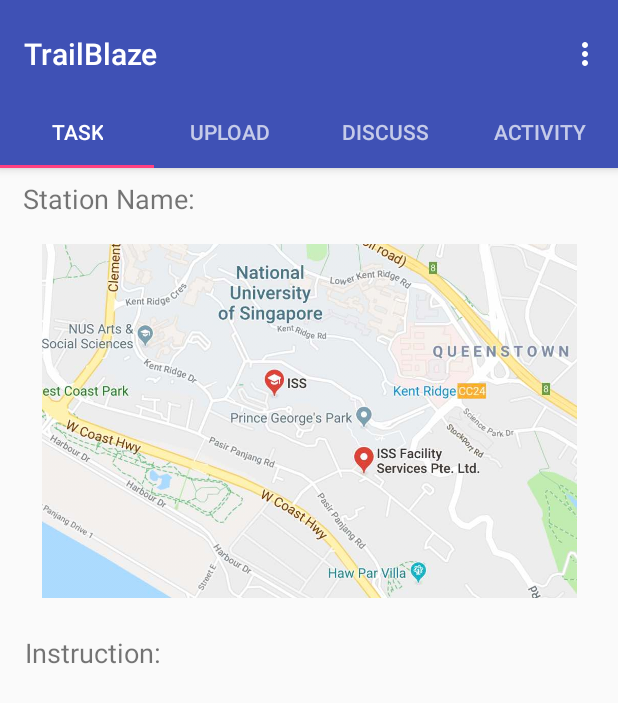
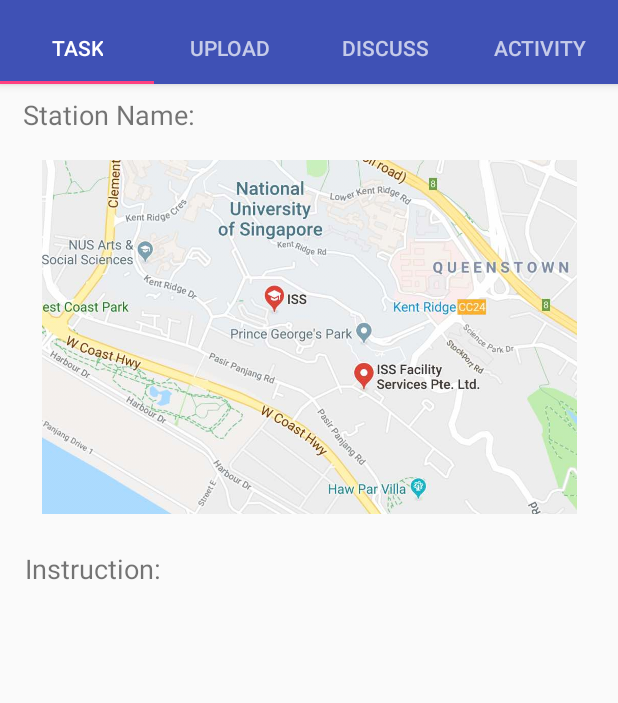
Before and after one commit to piyushjain2/trailblazer, an Android app: the ParticipantTrailStation screen opened directly, with no data from a screen before it, on a phone screen of 412 x 824 dp. Shown: the top 703 px of the screen. Run offline under Robolectric (Android 15) with nearby library versions, the phone set to English and light mode, and no system bars; our stand-ins replace Firebase (no records; nobody signed in at launch, a user with empty details on screens opened directly); pictures from the network do not load.

Commit message:
some updates

```diff
--- a/app/src/main/java/trailblaze/issft06/android/com/trailblaze/activity/ParticipantActivity.java
+++ b/app/src/main/java/trailblaze/issft06/android/com/trailblaze/activity/ParticipantActivity.java
@@ -231,7 +231,7 @@ public class ParticipantActivity extends AppCompatActivity
     @Override
     public boolean onCreateOptionsMenu(Menu menu) {
         // Inflate the menu; this adds items to the action bar if it is present.
-        getMenuInflater().inflate(R.menu.main, menu);
+        getMenuInflater().inflate(R.menu.menu_participant_trail_station, menu);
         return true;
     }
 
@@ -257,7 +257,7 @@ public class ParticipantActivity extends AppCompatActivity
         int id = item.getItemId();
         switch (id) {
             case R.id.nav_trainer:
-                Intent intent = new Intent(ParticipantActivity.this, Trainer_trailList.class);
+                Intent intent = new Intent(ParticipantActivity.this, TrainerTrailActivity.class);
                 startActivity(intent);
                 finish();
                 break;
--- a/app/src/main/res/layout/activity_participant_trail_station.xml
+++ b/app/src/main/res/layout/activity_participant_trail_station.xml
@@ -14,18 +14,6 @@
         android:layout_height="wrap_content"
         android:paddingTop="@dimen/appbar_padding_top"
         android:theme="@style/AppTheme.AppBarOverlay">
-
-        <android.support.v7.widget.Toolbar
-            android:id="@+id/toolbar"
-            android:layout_width="match_parent"
-            android:layout_height="?attr/actionBarSize"
-            android:layout_weight="1"
-            android:background="?attr/colorPrimary"
-            app:layout_scrollFlags="scroll|enterAlways"
-            app:popupTheme="@style/AppTheme.PopupOverlay"
-            app:title="@string/app_name">
-
-        </android.support.v7.widget.Toolbar>
 
         <android.support.design.widget.TabLayout
             android:id="@+id/tabs"
--- a/app/src/main/res/layout/activity_user_role_selection.xml
+++ b/app/src/main/res/layout/activity_user_role_selection.xml
@@ -46,7 +46,7 @@
             android:layout_height="wrap_content"
             android:textSize="20sp"
             android:layout_margin="10dp"
-            android:text="----------- or ----------"/>
+            android:text=""/>
         <android.support.v7.widget.CardView
             android:layout_width="wrap_content"
             android:layout_height="wrap_content"
--- a/app/src/main/res/menu/menu_participant_trail_station.xml
+++ b/app/src/main/res/menu/menu_participant_trail_station.xml
@@ -2,9 +2,9 @@
     xmlns:app="http://schemas.android.com/apk/res-auto"
     xmlns:tools="http://schemas.android.com/tools"
     tools:context="trailblaze.issft06.android.com.trailblaze.activity.ParticipantTrailStation">
-    <item
-        android:id="@+id/action_settings"
-        android:orderInCategory="100"
-        android:title="@string/action_settings"
-        app:showAsAction="never" />
+    <!--<item-->
+        <!--android:id="@+id/action_settings"-->
+        <!--android:orderInCategory="100"-->
+        <!--android:title="@string/action_settings"-->
+        <!--app:showAsAction="never" />-->
 </menu>
```
Also changed, not shown: app/src/main/res/layout/tab3_discuss.xml (+6 -2 lines).
